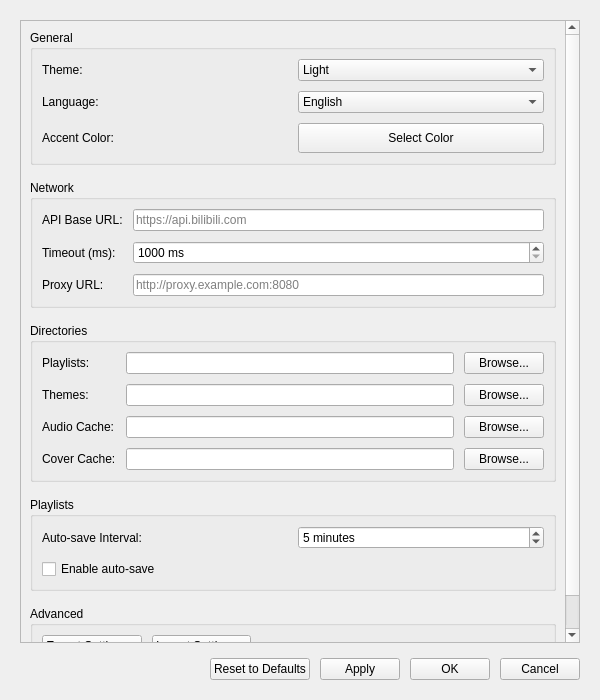
Old version of the form src/ui/page/settings_page.ui in the repository Paindar/BilibiliPlayer.
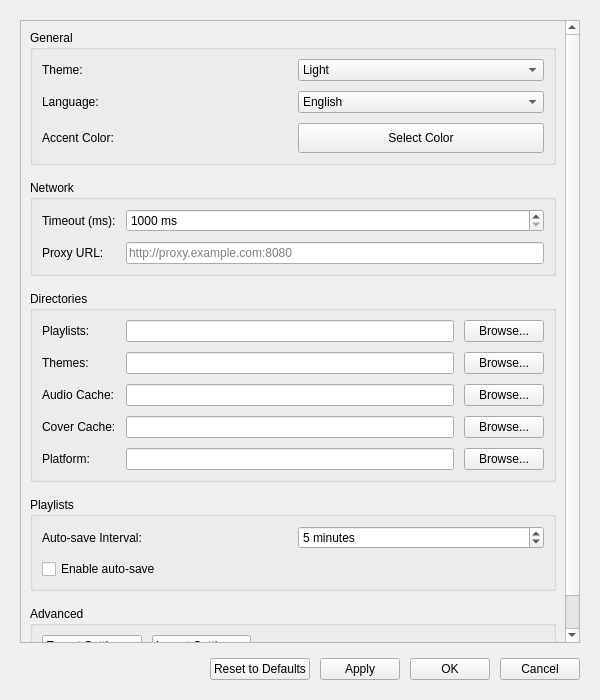
New version of the form. Icons and pictures are not drawn.

The edit to the form file:
```diff
--- a/src/ui/page/settings_page.ui
+++ b/src/ui/page/settings_page.ui
@@ -339,27 +339,13 @@
            <number>10</number>
           </property>
           <item row="0" column="0">
-           <widget class="QLabel" name="apiUrlLabel">
-            <property name="text">
-             <string>API Base URL:</string>
-            </property>
-           </widget>
-          </item>
-          <item row="0" column="1">
-           <widget class="QLineEdit" name="apiUrlEdit">
-            <property name="placeholderText">
-             <string>https://api.bilibili.com</string>
-            </property>
-           </widget>
-          </item>
-          <item row="1" column="0">
            <widget class="QLabel" name="timeoutLabel">
             <property name="text">
              <string>Timeout (ms):</string>
             </property>
            </widget>
           </item>
-          <item row="1" column="1">
+          <item row="0" column="1">
            <widget class="QSpinBox" name="timeoutSpinBox">
             <property name="suffix">
              <string> ms</string>
@@ -375,14 +361,14 @@
             </property>
            </widget>
           </item>
-          <item row="2" column="0">
+          <item row="1" column="0">
            <widget class="QLabel" name="proxyUrlLabel">
             <property name="text">
              <string>Proxy URL:</string>
             </property>
            </widget>
           </item>
-          <item row="2" column="1">
+          <item row="1" column="1">
            <widget class="QLineEdit" name="proxyUrlEdit">
             <property name="placeholderText">
              <string>http://proxy.example.com:8080</string>
@@ -485,6 +471,27 @@
             </property>
            </widget>
           </item>
+          <item row="4" column="0">
+           <widget class="QLabel" name="platformDirLabel">
+            <property name="text">
+             <string>Platform:</string>
+            </property>
+           </widget>
+          </item>
+          <item row="4" column="1">
+           <widget class="QLineEdit" name="platformDirEdit">
+            <property name="readOnly">
+             <bool>true</bool>
+            </property>
+           </widget>
+          </item>
+          <item row="4" column="2">
+           <widget class="QPushButton" name="platformDirButton">
+            <property name="text">
+             <string>Browse...</string>
+            </property>
+           </widget>
+          </item>
          </layout>
         </widget>
        </item>
```
